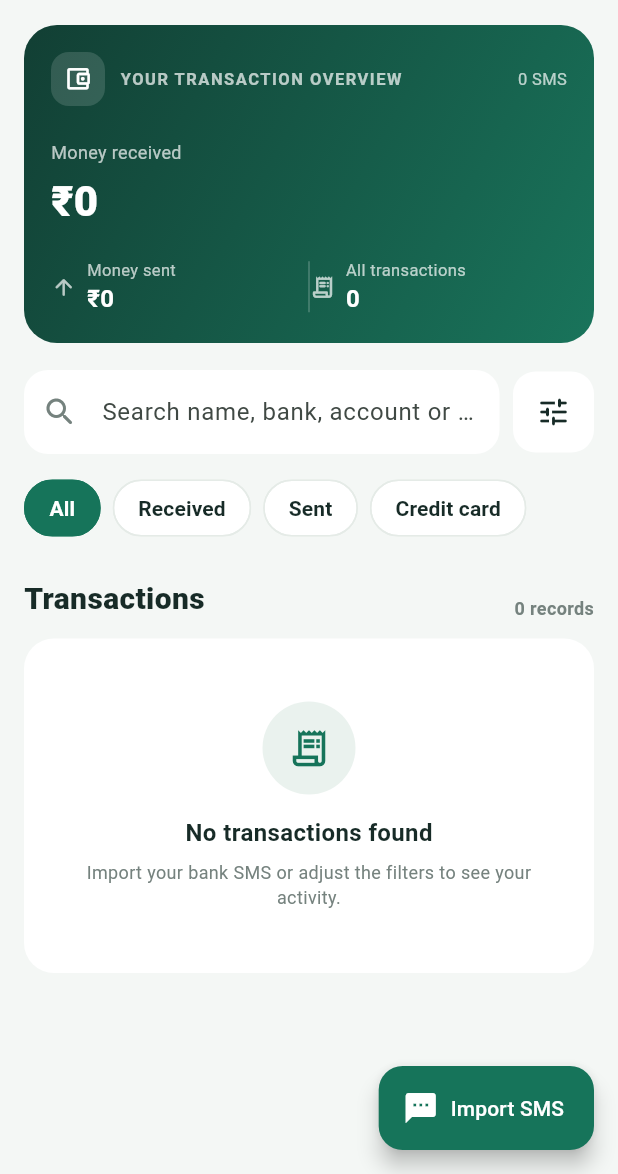
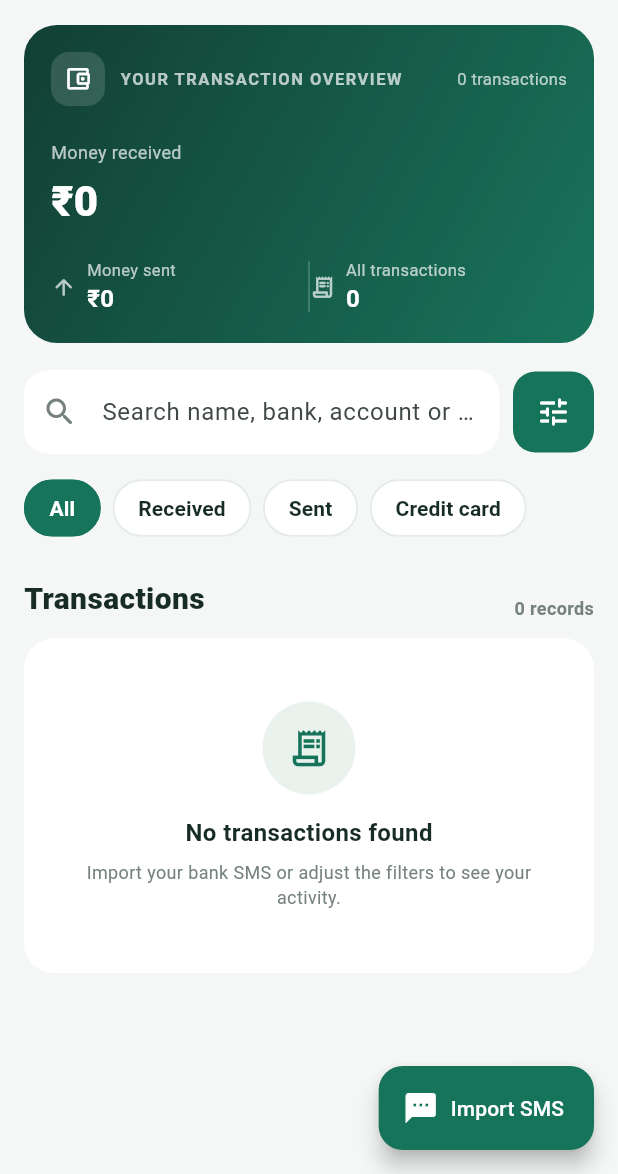
Before and after one commit to samhithavootkoor/FinLedger, a Flutter app: the screen it shows after launch, on a phone screen of 412 x 824 dp, the part 62-1236 px from its top. Run offline on Flutter 3.47's test engine with Material 3 defaults, Android fonts, the phone set to English and light mode, and no system bars; our stand-ins replace permission_handler, sqflite; accounts and stored records are empty.

Commit message:
Dashboard Updates

```diff
--- a/lib/main.dart
+++ b/lib/main.dart
@@ -65,10 +65,16 @@ class _TransactionsScreenState extends State<TransactionsScreen> with WidgetsBin
   DateTime? _from;
   DateTime? _to;
 
+  DateTime get _defaultFrom => DateTime.now().subtract(const Duration(days: 30));
+  DateTime get _defaultTo => DateTime.now();
+
   @override
   void initState() {
     super.initState();
     WidgetsBinding.instance.addObserver(this);
+    // Show the most recent 30 days by default on first launch.
+    _from = _defaultFrom;
+    _to = _defaultTo;
     _load();
     _search.addListener(() { if (mounted) setState(() {}); });
   }
@@ -144,23 +150,31 @@ class _TransactionsScreenState extends State<TransactionsScreen> with WidgetsBin
     return ['All types', ...values];
   }
 
+  List<Map<String, Object?>> get _dateFiltered {
+    return _all.where((r) {
+      final rawDate = r['date'];
+      final date = DateTime.fromMillisecondsSinceEpoch(rawDate is num ? rawDate.toInt() : 0);
+      if (_from != null && date.isBefore(DateTime(_from!.year, _from!.month, _from!.day))) return false;
+      if (_to != null && date.isAfter(DateTime(_to!.year, _to!.month, _to!.day, 23, 59, 59))) return false;
+      return true;
+    }).toList();
+  }
+
+  // The transaction list applies every selected filter. Dashboard totals use
+  // the selected date range, independently of search/direction quick filters.
   List<Map<String, Object?>> get _filtered {
     final q = _search.text.trim().toLowerCase();
-    return _all.where((r) {
+    return _dateFiltered.where((r) {
       final bank = _bankFrom(r);
       final kind = (r['transaction_kind'] ?? '').toString().toUpperCase();
       final method = kind.startsWith('CARD_') ? 'Credit card' :
           ((r['mode'] ?? '').toString().trim().isEmpty ? 'Other' : (r['mode'] ?? '').toString().toUpperCase());
       final direction = (r['financial_direction'] ?? '').toString().toUpperCase();
       final type = (r['type'] ?? '').toString().toUpperCase();
-      final rawDate = r['date'];
-      final date = DateTime.fromMillisecondsSinceEpoch(rawDate is num ? rawDate.toInt() : 0);
       if (_bank != 'All banks' && bank != _bank) return false;
       if (_method != 'All types' && method != _method) return false;
       if (_direction == 'Received' && direction != 'INCOMING' && type != 'CREDIT') return false;
       if (_direction == 'Sent' && direction != 'OUTGOING' && type != 'DEBIT') return false;
-      if (_from != null && date.isBefore(DateTime(_from!.year, _from!.month, _from!.day))) return false;
-      if (_to != null && date.isAfter(DateTime(_to!.year, _to!.month, _to!.day, 23, 59, 59))) return false;
       if (q.isNotEmpty) {
         final haystack = [r['merchant'], r['account'], r['description'], r['category'], r['mode'], r['fingerprint']]
           .join(' ').toLowerCase();
@@ -171,7 +185,7 @@ class _TransactionsScreenState extends State<TransactionsScreen> with WidgetsBin
   }
 
   double _totalWhere(bool Function(Map<String, Object?>) test) =>
-      _all.where(test).fold<double>(0, (sum, r) => sum + ((r['amount'] as num?)?.toDouble() ?? 0));
+      _dateFiltered.where(test).fold<double>(0, (sum, r) => sum + ((r['amount'] as num?)?.toDouble() ?? 0));
 
   Future<void> _pickDate(bool start) async {
     final selected = await showDatePicker(
@@ -214,7 +228,7 @@ class _TransactionsScreenState extends State<TransactionsScreen> with WidgetsBin
             ]),
             const SizedBox(height: 16),
             Row(children: [
-              TextButton(onPressed: () { setSheet(() { _bank='All banks'; _method='All types'; _direction='All'; _from=null; _to=null; }); setState(() {}); },
+              TextButton(onPressed: () { setSheet(() { _bank='All banks'; _method='All types'; _direction='All'; _from=_defaultFrom; _to=_defaultTo; }); setState(() {}); },
                 child: const Text('Reset')),
               const Spacer(),
               FilledButton(onPressed: () => Navigator.pop(sheetContext), child: const Text('Show results')),
@@ -231,10 +245,14 @@ class _TransactionsScreenState extends State<TransactionsScreen> with WidgetsBin
   @override
   Widget build(BuildContext context) {
     final rows = _filtered;
-    final incoming = _totalWhere((r) => (r['financial_direction'] ?? '').toString().toUpperCase() == 'INCOMING' ||
-        (r['type'] ?? '').toString().toUpperCase() == 'CREDIT');
-    final outgoing = _totalWhere((r) => (r['financial_direction'] ?? '').toString().toUpperCase() == 'OUTGOING' ||
-        (r['type'] ?? '').toString().toUpperCase() == 'DEBIT');
+    final incoming = _totalWhere((r) {
+      final direction = (r['financial_direction'] ?? '').toString().toUpperCase();
+      return direction.isNotEmpty ? direction == 'INCOMING' : (r['type'] ?? '').toString().toUpperCase() == 'CREDIT';
+    });
+    final outgoing = _totalWhere((r) {
+      final direction = (r['financial_direction'] ?? '').toString().toUpperCase();
+      return direction.isNotEmpty ? direction == 'OUTGOING' : (r['type'] ?? '').toString().toUpperCase() == 'DEBIT';
+    });
     return Scaffold(
       appBar: AppBar(
         title: const Text('FinLedger'),
@@ -251,7 +269,7 @@ class _TransactionsScreenState extends State<TransactionsScreen> with WidgetsBin
         RefreshIndicator(onRefresh: _load, child: ListView(
           padding: const EdgeInsets.fromLTRB(16, 2, 16, 110),
           children: [
-            _summary(incoming, outgoing),
+            _summary(incoming, outgoing, _dateFiltered.length),
             const SizedBox(height: 18),
             Row(children: [
               Expanded(child: TextField(
@@ -302,7 +320,7 @@ class _TransactionsScreenState extends State<TransactionsScreen> with WidgetsBin
     );
   }
 
-  Widget _summary(double incoming, double outgoing) => Container(
+  Widget _summary(double incoming, double outgoing, int transactionCount) => Container(
     padding: const EdgeInsets.all(18),
     decoration: BoxDecoration(
       gradient: const LinearGradient(colors: [Color(0xFF123F34), Color(0xFF19745B)], begin: Alignment.topLeft, end: Alignment.bottomRight),
@@ -315,7 +333,7 @@ class _TransactionsScreenState extends State<TransactionsScreen> with WidgetsBin
         const SizedBox(width: 10),
         const Text('YOUR TRANSACTION OVERVIEW', style: TextStyle(color: Colors.white70, fontSize: 11, letterSpacing: 1, fontWeight: FontWeight.w700)),
         const Spacer(),
-        Text('${_all.length} SMS', style: const TextStyle(color: Colors.white70, fontSize: 11)),
+        Text('${_dateFiltered.length} transactions', style: const TextStyle(color: Colors.white70, fontSize: 11)),
       ]),
       const SizedBox(height: 22),
       const Text('Money received', style: TextStyle(color: Colors.white70, fontSize: 12)),
@@ -325,7 +343,7 @@ class _TransactionsScreenState extends State<TransactionsScreen> with WidgetsBin
       Row(children: [
         Expanded(child: _summaryMini('Money sent', _money.format(outgoing), Icons.arrow_upward_rounded)),
         Container(width: 1, height: 34, color: Colors.white24),
-        Expanded(child: _summaryMini('All transactions', '${_all.length}', Icons.receipt_long_rounded)),
+        Expanded(child: _summaryMini('All transactions', '$transactionCount', Icons.receipt_long_rounded)),
       ]),
     ]),
   );
```
Also changed, not shown: lib/database.dart (+38 -1 lines), lib/sms_importer.dart (+26 -2 lines).
